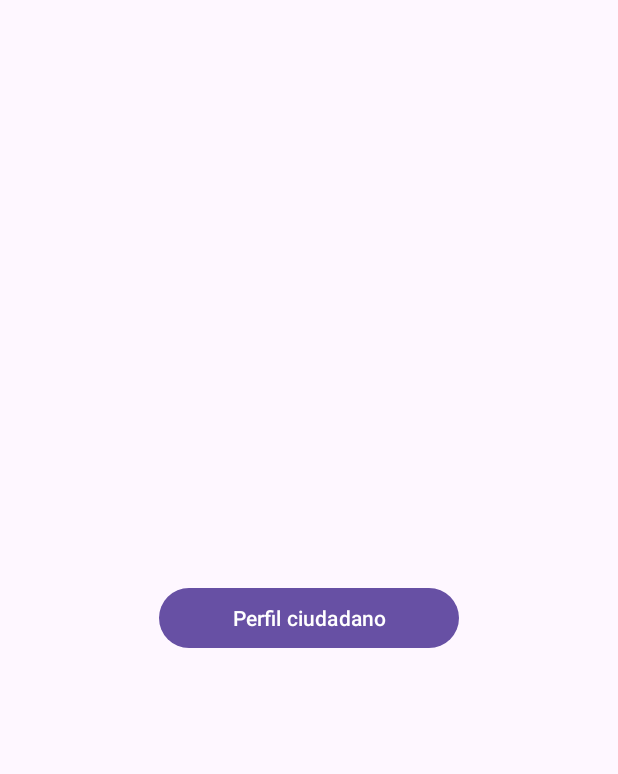
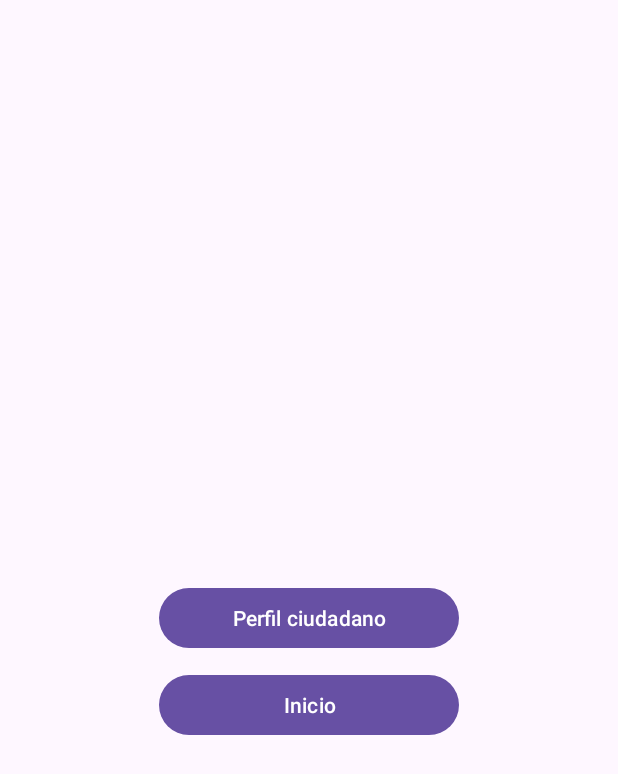
Before and after one commit to stefanodlc4/BotonPanico, an Android app: the screen it shows after launch (MainActivity), on a phone screen of 412 x 824 dp. Shown: the top 774 px of the screen. Run offline under Robolectric (Android 15) with nearby library versions, the phone set to English and light mode, and no system bars.

Commit message:
onclick inicio

```diff
--- a/app/src/main/java/com/sise/botonpanico/MainActivity.java
+++ b/app/src/main/java/com/sise/botonpanico/MainActivity.java
@@ -13,6 +13,7 @@ import androidx.core.graphics.Insets;
 import androidx.core.view.ViewCompat;
 import androidx.core.view.WindowInsetsCompat;
 
+import com.sise.botonpanico.activities.InicioActivity;
 import com.sise.botonpanico.activities.PerfilCiudadanoActivity;
 
 public class MainActivity extends AppCompatActivity {
@@ -36,6 +37,11 @@ public class MainActivity extends AppCompatActivity {
         Intent intent = new Intent(this, PerfilCiudadanoActivity.class);
         startActivity(intent);
         //finish();
+    }
+
+    public void onClickInicio(View view){
+        Intent intent = new Intent(this, InicioActivity.class);
+        startActivity(intent);
     }
 
     @Override
--- a/app/src/main/res/layout/activity_main.xml
+++ b/app/src/main/res/layout/activity_main.xml
@@ -9,7 +9,7 @@
 
 
     <Button
-        android:id="@+id/activitymain_btn_saludar"
+        android:id="@+id/activitymain_btn_perfilciuda"
         android:layout_width="200sp"
         android:layout_height="wrap_content"
         android:text="Perfil ciudadano"
@@ -19,5 +19,17 @@
         app:layout_constraintStart_toStartOf="parent"
         app:layout_constraintTop_toTopOf="parent" />
 
+    <Button
+        android:id="@+id/activitymain_btn_inicio"
+        android:layout_width="200sp"
+        android:layout_height="wrap_content"
+        android:text="Inicio"
+        android:layout_marginTop="10dp"
+        android:onClick="onClickInicio"
+        app:layout_constraintEnd_toEndOf="parent"
+        app:layout_constraintStart_toStartOf="parent"
+        app:layout_constraintTop_toBottomOf="@+id/activitymain_btn_perfilciuda"
+        />
+
 
 </androidx.constraintlayout.widget.ConstraintLayout>
```
